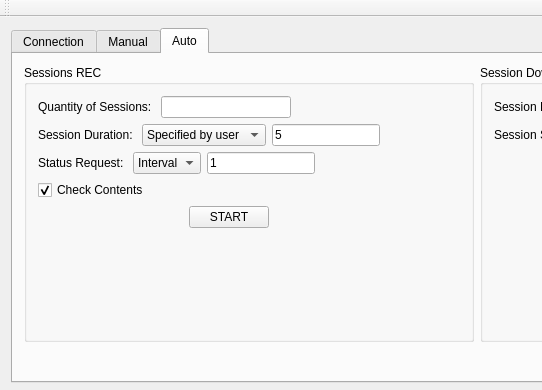
Old version of the form MGPS/MGPS_client/mainwindow.ui in the repository maxigros/common; both pictures show x 0 to 542 and y 0 to 390 of the 1224 by 719 pixel window.
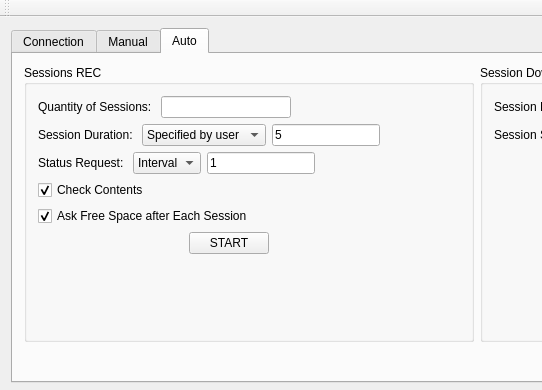
New version of the form. The open tabs and pages were chosen to show the change.

Commit message: Немного изменен gui, исправлена ошибка неперезапроса окончания сессии

Patch:
```diff
--- a/MGPS/MGPS_client/mainwindow.ui
+++ b/MGPS/MGPS_client/mainwindow.ui
@@ -764,6 +764,16 @@
                  </item>
                 </layout>
                </item>
+               <item>
+                <widget class="QCheckBox" name="checkBox_sessions_rec_free_space">
+                 <property name="text">
+                  <string>Ask Free Space after Each Session</string>
+                 </property>
+                 <property name="checked">
+                  <bool>true</bool>
+                 </property>
+                </widget>
+               </item>
                <item>
                 <layout class="QHBoxLayout" name="horizontalLayout_15">
                  <item>
```
Left out of the diff: 2 changed lines with no effect on the pictures. The commit also changes 5 other files.
